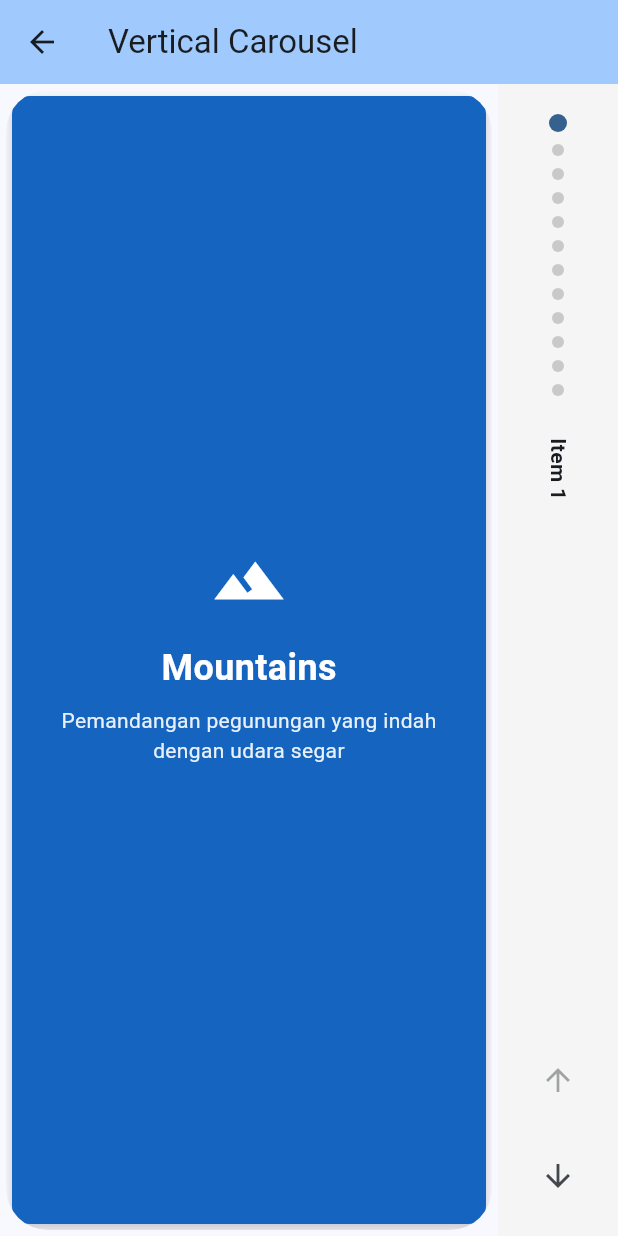
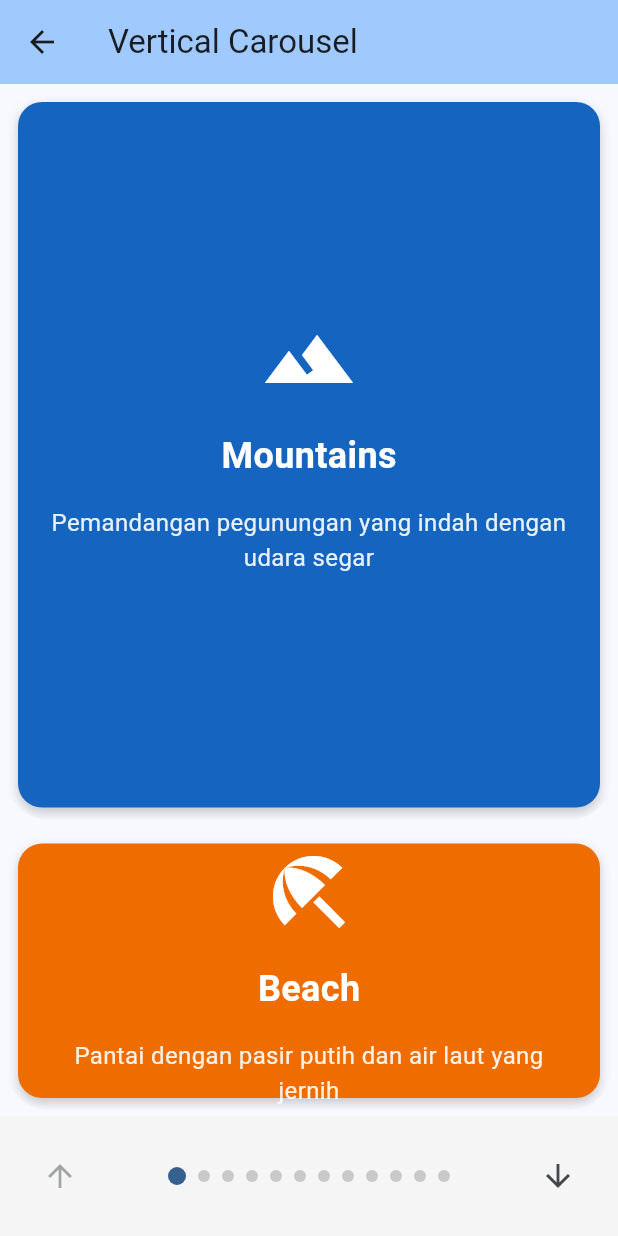
Before and after one commit to adampermana/flutter_custom_caraousel_v2, a Flutter app: the screen it shows after launch, after a tap on "Vertical Carousel", on a phone screen of 412 x 824 dp. Run offline on Flutter 3.47's test engine with Material 3 defaults, Android fonts, the phone set to English and light mode, and no system bars.

Commit message:
feat: example enhance carousel navigation and layout responsiveness

```diff
--- a/example/lib/main.dart
+++ b/example/lib/main.dart
@@ -7,6 +7,18 @@ part 'presentation/caraousel_page.dart';
 void main() {
   runApp(const CarouselDemoApp());
 }
+
+// Definisi routes aplikasi
+final Map<String, WidgetBuilder> routes = {
+  '/': (context) => const CarouselDemoHomePage(),
+  '/weighted-carousel': (context) => const WeightedCarouselDemo(),
+  '/auto-play': (context) => const AutoPlayDemo(),
+  '/indicator-styles': (context) => const IndicatorStylesDemo(),
+  '/controller': (context) => const ControllerDemo(),
+  '/layout-variations': (context) => const LayoutVariationsDemo(),
+  '/custom-demo': (context) => const CustomDemo(),
+  '/vertical-carousel': (context) => const VerticalCarouselDemo(),
+};
 
 class CarouselDemoApp extends StatelessWidget {
   const CarouselDemoApp({super.key});
@@ -20,7 +32,8 @@ class CarouselDemoApp extends StatelessWidget {
         colorScheme: ColorScheme.fromSeed(seedColor: Colors.blue),
         useMaterial3: true,
       ),
-      home: const CarouselDemoHomePage(),
+      initialRoute: '/',
+      routes: routes,
     );
   }
 }
@@ -42,64 +55,43 @@ class CarouselDemoHomePage extends StatelessWidget {
             context,
             title: 'Weighted Carousel',
             subtitle: 'Carousel with varying item sizes',
-            onTap: () => Navigator.push(
-              context,
-              MaterialPageRoute(builder: (_) => const WeightedCarouselDemo()),
-            ),
+            routeName: '/weighted-carousel',
           ),
           _buildDemoCard(
             context,
             title: 'AutoPlay Demo',
             subtitle: 'Carousel with autoplay feature',
-            onTap: () => Navigator.push(
-              context,
-              MaterialPageRoute(builder: (_) => const AutoPlayDemo()),
-            ),
+            routeName: '/auto-play',
           ),
           _buildDemoCard(
             context,
             title: 'Indicator Styles',
             subtitle: 'Different types of indicators for carousel',
-            onTap: () => Navigator.push(
-              context,
-              MaterialPageRoute(builder: (_) => const IndicatorStylesDemo()),
-            ),
+            routeName: '/indicator-styles',
           ),
           _buildDemoCard(
             context,
             title: 'Controller Demo',
             subtitle: 'Use of controllers for programmatic control',
-            onTap: () => Navigator.push(
-              context,
-              MaterialPageRoute(builder: (_) => const ControllerDemo()),
-            ),
+            routeName: '/controller',
           ),
           _buildDemoCard(
             context,
             title: 'Layout Variations',
             subtitle: 'Multi-browse, Hero, and Full-screen layouts',
-            onTap: () => Navigator.push(
-              context,
-              MaterialPageRoute(builder: (_) => const LayoutVariationsDemo()),
-            ),
+            routeName: '/layout-variations',
           ),
           _buildDemoCard(
             context,
             title: 'Custom Demo',
             subtitle: 'Combination of features for special purposes',
-            onTap: () => Navigator.push(
-              context,
-              MaterialPageRoute(builder: (_) => const CustomDemo()),
-            ),
+            routeName: '/custom-demo',
           ),
           _buildDemoCard(
             context,
             title: 'Vertical Carousel',
             subtitle: 'Carousel with vertical scrolling',
-            onTap: () => Navigator.push(
-              context,
-              MaterialPageRoute(builder: (_) => const VerticalCarouselDemo()),
-            ),
+            routeName: '/vertical-carousel',
           ),
         ],
       ),
@@ -110,14 +102,14 @@ class CarouselDemoHomePage extends StatelessWidget {
     BuildContext context, {
     required String title,
     required String subtitle,
-    required VoidCallback onTap,
+    required String routeName,
   }) {
     return Card(
       margin: const EdgeInsets.only(bottom: 16),
       clipBehavior: Clip.antiAlias,
       elevation: 2,
       child: InkWell(
-        onTap: onTap,
+        onTap: () => Navigator.pushNamed(context, routeName),
         child: Padding(
           padding: const EdgeInsets.all(16),
           child: Row(
--- a/example/lib/presentation/caraousel_page.dart
+++ b/example/lib/presentation/caraousel_page.dart
@@ -148,7 +148,6 @@ class _WeightedCarouselDemoState extends State<WeightedCarouselDemo> {
       ),
       body: Column(
         children: [
-          // Pilihan distribusi bobot
           Container(
             padding: const EdgeInsets.all(16),
             color: Colors.grey.shade100,
@@ -243,8 +242,6 @@ class _AutoPlayDemoState extends State<AutoPlayDemo> {
   void initState() {
     super.initState();
 
-    // Opsional: Mendengarkan perubahan posisi pada controller
-    // untuk mengupdate _currentIndex
     _carouselController.addListener(() {
       if (_carouselController.hasClients &&
           _carouselController.currentItem != null &&
@@ -971,9 +968,9 @@ class _LayoutVariationsDemoState extends State<LayoutVariationsDemo> {
   String _getLayoutDescription() {
     switch (_currentLayout) {
       case LayoutType.hero:
-        return 'Hero: One large item in the middle with small items next to it [1, 5, 1]';
+        return 'Hero: One large item in the middle with small items next to it [2, 3, 2]';
       case LayoutType.multiBrowse:
-        return 'Multi-Browse: Multiple items with varying sizes [1, 2, 3, 2, 1]';
+        return 'Multi-Browse: Multiple items with varying sizes [3, 5, 5, 3]';
       case LayoutType.fullScreen:
         return 'Full-Screen: Only one item is visible on the full screen [1]';
     }
@@ -983,7 +980,7 @@ class _LayoutVariationsDemoState extends State<LayoutVariationsDemo> {
     switch (_currentLayout) {
       case LayoutType.hero:
         return CarouselViewV2.weighted(
-          flexWeights: const [1, 1, 1, 2, 3, 5, 5, 3, 2, 1, 1, 1],
+          flexWeights: const [2, 3, 2],
           controller: _carouselController,
           isWeb: kIsWeb,
           indicator: CarouselIndicator(
@@ -1003,7 +1000,7 @@ class _LayoutVariationsDemoState extends State<LayoutVariationsDemo> {
 
       case LayoutType.multiBrowse:
         return CarouselViewV2.weighted(
-          flexWeights: const [2, 3, 2],
+          flexWeights: const [3, 5, 5, 3],
           controller: _carouselController,
           isWeb: kIsWeb,
           indicator: CarouselIndicator(
@@ -1494,15 +1491,30 @@ class VerticalCarouselDemo extends StatefulWidget {
 
 class _VerticalCarouselDemoState extends State<VerticalCarouselDemo> {
   int _currentIndex = 0;
-  final CarouselControllerv2 _carouselController = CarouselControllerv2();
+  late final CarouselControllerv2 _carouselController;
+  bool _isControllerReady = false;
 
   @override
   void initState() {
     super.initState();
 
-    // Opsional: Mendengarkan perubahan posisi pada controller
-    // untuk mengupdate _currentIndex
+    _carouselController = CarouselControllerv2(initialItem: 0);
+
+    WidgetsBinding.instance.addPostFrameCallback((_) {
+      if (mounted) {
+        setState(() {
+          _isControllerReady = true;
+        });
+
+        _setupControllerListener();
+      }
+    });
+  }
+
+  void _setupControllerListener() {
     _carouselController.addListener(() {
+      if (!mounted) return;
+
       if (_carouselController.hasClients &&
           _carouselController.currentItem != null &&
           _carouselController.currentItem != _currentIndex) {
@@ -1521,40 +1533,58 @@ class _VerticalCarouselDemoState extends State<VerticalCarouselDemo> {
 
   @override
   Widget build(BuildContext context) {
+    final screenSize = MediaQuery.of(context).size;
+    final isSmallScreen = screenSize.width < 600;
+
     return Scaffold(
       appBar: AppBar(
         title: const Text('Vertical Carousel'),
         backgroundColor: Theme.of(context).colorScheme.inversePrimary,
       ),
-      body: Expanded(
-        child: Row(
-          children: [
-            // Vertical carousel
-            Flexible(
+      body: SafeArea(
+        child: isSmallScreen
+            ? _buildVerticalLayout(screenSize)
+            : _buildHorizontalLayout(screenSize),
+      ),
+    );
+  }
+
+  Widget _buildVerticalLayout(Size screenSize) {
+    return Column(
+      children: [
+        Expanded(
+          flex: 6,
           child: CarouselViewV2(
-                itemExtent: 900,
+            itemExtent: screenSize.height * 0.6,
             isWeb: kIsWeb,
             scrollDirection: Axis.vertical,
             controller: _carouselController,
-                onTap: (index) {
+            onTap: _isControllerReady
+                ? (index) {
                     setState(() {
                       _currentIndex = index;
                     });
-                },
-                children: buildCarouselItems(DemoData.items, isVertical: true),
-              ),
-            ),
-
-            // Side indicator and controls
+                  }
+                : null,
+            children: _buildCarouselItems(isVertical: true),
+          ),
+        ),
+
+        // Panel kontrol di bagian bawah
         Container(
-              width: 80,
-              padding: const EdgeInsets.symmetric(vertical: 16),
+          height: 80,
+          padding: const EdgeInsets.symmetric(horizontal: 16),
           color: Colors.grey.shade100,
-              child: Column(
-                children: [
-                  // Vertical indicators
-                  RotatedBox(
-                    quarterTurns: 1, // Rotate to vertical
+          child: Row(
+            mainAxisAlignment: MainAxisAlignment.spaceEvenly,
+            children: [
+              IconButton(
+                onPressed: _isControllerReady && _currentIndex > 0
+                    ? () => _navigateToItem(_currentIndex - 1)
+                    : null,
+                icon: const Icon(Icons.arrow_upward),
+              ),
+              Expanded(
                 child: CarouselIndicator(
                   styleIndicator: StyleIndicator.dotIndicator,
                   count: DemoData.items.length,
@@ -1563,10 +1593,60 @@ class _VerticalCarouselDemoState extends State<VerticalCarouselDemo> {
                   inactiveColor: Colors.grey.withOpacity(0.5),
                 ),
               ),
+              IconButton(
+                onPressed: _isControllerReady &&
+                        _currentIndex < DemoData.items.length - 1
+                    ? () => _navigateToItem(_currentIndex + 1)
+                    : null,
+                icon: const Icon(Icons.arrow_downward),
+              ),
+            ],
+          ),
+        ),
+      ],
+    );
+  }
+
+  Widget _buildHorizontalLayout(Size screenSize) {
+    return Row(
+      children: [
+        Expanded(
+          flex: 5,
+          child: CarouselViewV2(
+            itemExtent: screenSize.height * 0.7,
+            isWeb: kIsWeb,
+            scrollDirection: Axis.vertical,
+            controller: _carouselController,
+            onTap: _isControllerReady
+                ? (index) {
+                    setState(() {
+                      _currentIndex = index;
+                    });
+                  }
+                : null,
+            children: _buildCarouselItems(isVertical: true),
+          ),
+        ),
+        Container(
+          width: 100,
+          padding: const EdgeInsets.symmetric(vertical: 16),
+          color: Colors.grey.shade100,
+          child: Column(
+            children: [
+              RotatedBox(
+                quarterTurns: 1,
+                child: CarouselIndicator(
+                  styleIndicator: StyleIndicator.dotIndicator,
+                  count: DemoData.items.length,
+                  currentIndex: _currentIndex,
+                  activeColor: Theme.of(context).colorScheme.primary,
+                  inactiveColor: Colors.grey.withOpacity(0.5),
+                ),
+              ),
 
               const SizedBox(height: 24),
 
-                  // Current item info
+              // Informasi item saat ini
               RotatedBox(
                 quarterTurns: 1,
                 child: Text(
@@ -1577,48 +1657,107 @@ class _VerticalCarouselDemoState extends State<VerticalCarouselDemo> {
 
               const Spacer(),
 
-                  // Up button
+              // Tombol naik
               IconButton(
-                    onPressed: _currentIndex > 0
-                        ? () {
+                onPressed: _isControllerReady && _currentIndex > 0
+                    ? () => _navigateToItem(_currentIndex - 1)
+                    : null,
+                icon: const Icon(Icons.arrow_upward),
+              ),
+
+              const SizedBox(height: 16),
+
+              IconButton(
+                onPressed: _isControllerReady &&
+                        _currentIndex < DemoData.items.length - 1
+                    ? () => _navigateToItem(_currentIndex + 1)
+                    : null,
+                icon: const Icon(Icons.arrow_downward),
+              ),
+
+              const SizedBox(height: 24),
+              IconButton(
+                onPressed: () => Navigator.pop(context),
+                icon: const Icon(Icons.home),
+                tooltip: 'Kembali ke Halaman Utama',
+              ),
+            ],
+          ),
+        ),
+      ],
+    );
+  }
+
+  void _navigateToItem(int index) {
+    if (!_isControllerReady || !mounted) return;
+
+    try {
       _carouselController.animateToItem(
-                              _currentIndex - 1,
+        index,
         duration: const Duration(milliseconds: 300),
         curve: Curves.easeInOut,
       );
-                            setState(() {
-                              _currentIndex--;
-                            });
-                          }
-                        : null,
-                    icon: const Icon(Icons.arrow_upward),
-                  ),
-
+
+      setState(() {
+        _currentIndex = index;
+      });
+    } catch (e) {
+      debugPrint('Error navigating to item: $e');
+      if (mounted) {
+        setState(() {
+          _currentIndex = _carouselController.currentItem ?? 0;
+        });
+      }
+    }
+  }
+
+  List<Widget> _buildCarouselItems({required bool isVertical}) {
+    return DemoData.items.map((item) {
+      return Container(
+        margin: const EdgeInsets.all(8),
+        decoration: BoxDecoration(
+          color: item.color,
+          borderRadius: BorderRadius.circular(16),
+          boxShadow: [
+            BoxShadow(
+              color: Colors.black.withOpacity(0.2),
+              blurRadius: 5,
+              offset: const Offset(0, 3),
+            ),
+          ],
+        ),
+        child: Column(
+          mainAxisAlignment: MainAxisAlignment.center,
+          children: [
+            Icon(
+              item.icon,
+              size: isVertical ? 64 : 80,
+              color: Colors.white,
+            ),
             const SizedBox(height: 16),
-
-                  // Down button
-                  IconButton(
-                    onPressed: _currentIndex < DemoData.items.length - 1
-                        ? () {
-                            _carouselController.animateToItem(
-                              _currentIndex + 1,
-                              duration: const Duration(milliseconds: 300),
-                              curve: Curves.easeInOut,
-                            );
-                            setState(() {
-                              _currentIndex++;
-                            });
-                          }
-                        : null,
-                    icon: const Icon(Icons.arrow_downward),
-                  ),
-                ],
-              ),
-            ),
-          ],
-        ),
-      ),
-    );
+            Text(
+              item.title,
+              style: const TextStyle(
+                color: Colors.white,
+                fontSize: 24,
+                fontWeight: FontWeight.bold,
+              ),
+            ),
+            Padding(
+              padding: const EdgeInsets.all(16.0),
+              child: Text(
+                item.description,
+                textAlign: TextAlign.center,
+                style: TextStyle(
+                  color: Colors.white.withOpacity(0.9),
+                  fontSize: 16,
+                ),
+              ),
+            ),
+          ],
+        ),
+      );
+    }).toList();
   }
 }
 
```
Lines whose indentation alone changed are shown as unchanged.
